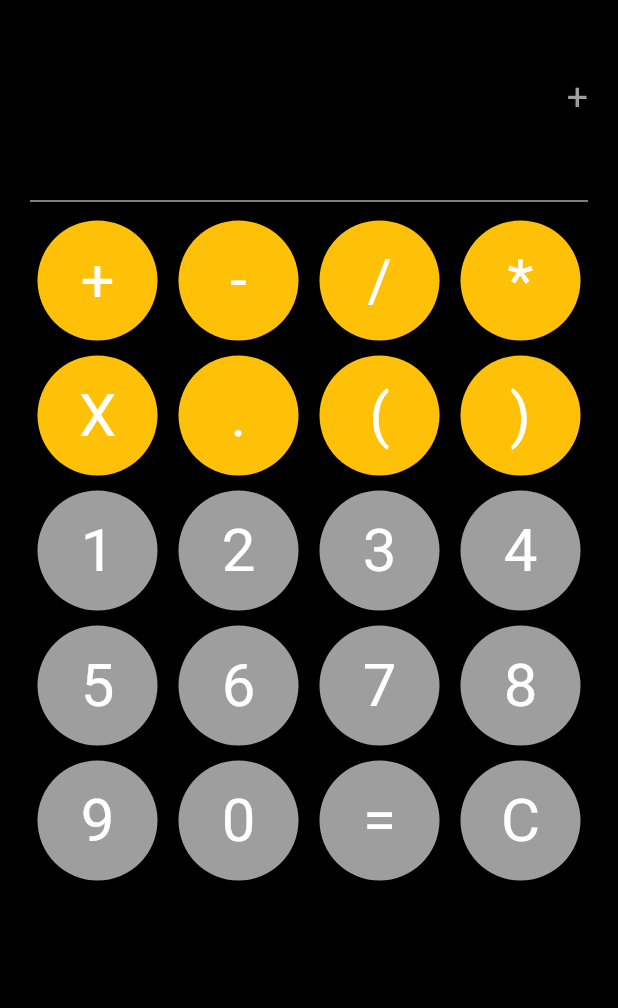
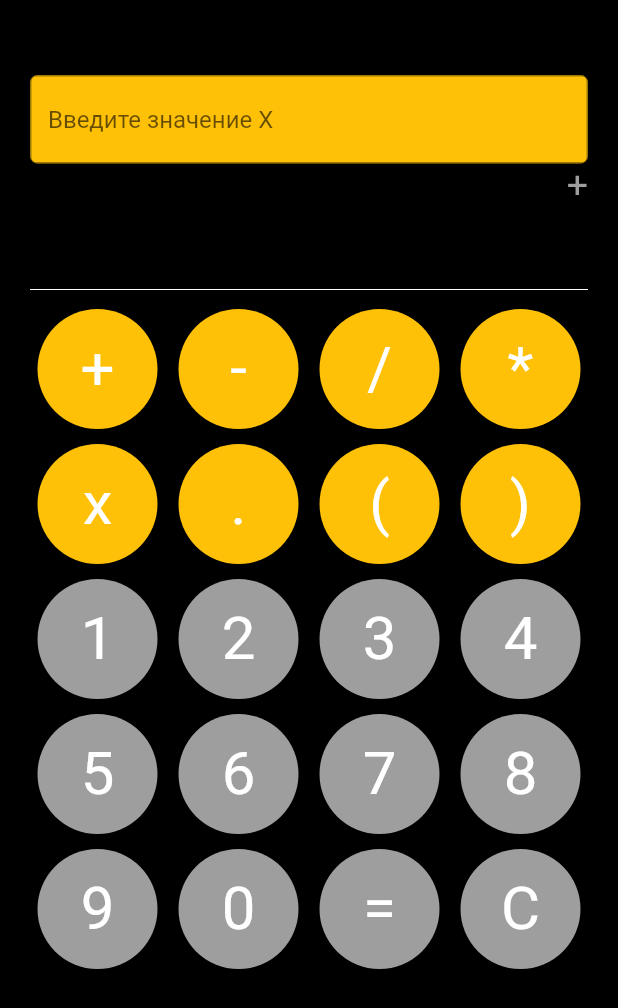
Before and after one commit to USSRFantom/Calculator, a Flutter app: the screen it shows after launch, after a tap on an icon or button, on a phone screen of 412 x 824 dp. Shown: the top 1008 px of the screen. Run offline on Flutter 3.47's test engine with Material 2 defaults, Android fonts, the phone set to English and light mode, and no system bars.

Commit message:
добавил ввод x

```diff
--- a/lib/main.dart
+++ b/lib/main.dart
@@ -30,13 +30,14 @@ class MyHomePage extends StatefulWidget {
 class _MyHomePageState extends State<MyHomePage> {
   String receivedText = "";
   String text = '';
+  String x = '0';
   Map<String, double?> usersVariables = {};
   List<String> simbol = [
     '+',
     '-',
     '/',
     '*',
-    'X',
+    'x',
     '.',
     '(',
     ')',
@@ -65,6 +66,29 @@ class _MyHomePageState extends State<MyHomePage> {
         child: Column(
           mainAxisAlignment: MainAxisAlignment.end,
           children: [
+            Container(
+              decoration: BoxDecoration(
+                color: Colors.amber,
+                borderRadius: BorderRadius.circular(5.0),
+              ),
+              child: Align(
+                alignment: Alignment.center,
+                child: TextField(
+                  onSubmitted: (text) {
+                    x = text;
+                    var xValue = double.tryParse(x);
+                    usersVariables = {};
+                    setState(() {
+                      usersVariables.putIfAbsent('x', () => xValue);
+                    });
+                  },
+                  decoration: const InputDecoration(
+                    border: OutlineInputBorder(),
+                    hintText: "Введите значение X",
+                  ),
+                ),
+              ),
+            ),
             Align(
               alignment: Alignment.centerRight,
               child: Text(
@@ -96,6 +120,7 @@ class _MyHomePageState extends State<MyHomePage> {
                           if (simbol[index].toString() == 'C') {
                             receivedText = "";
                             text = '';
+                            x = '';
                             interpreter = ExpressionInterpreter(text);
                             var result =
                                 interpreter.analyzeInput(usersVariables);
```
